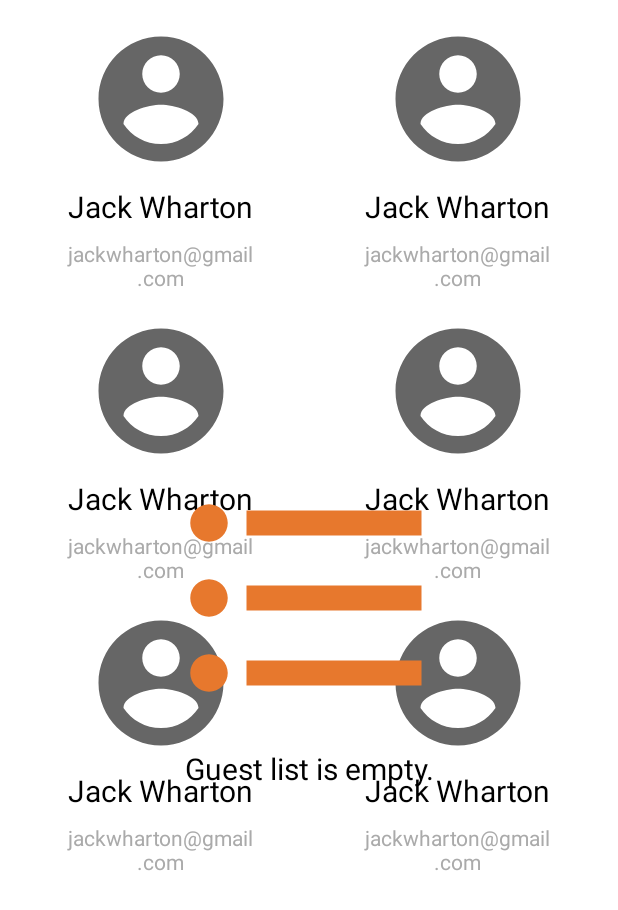
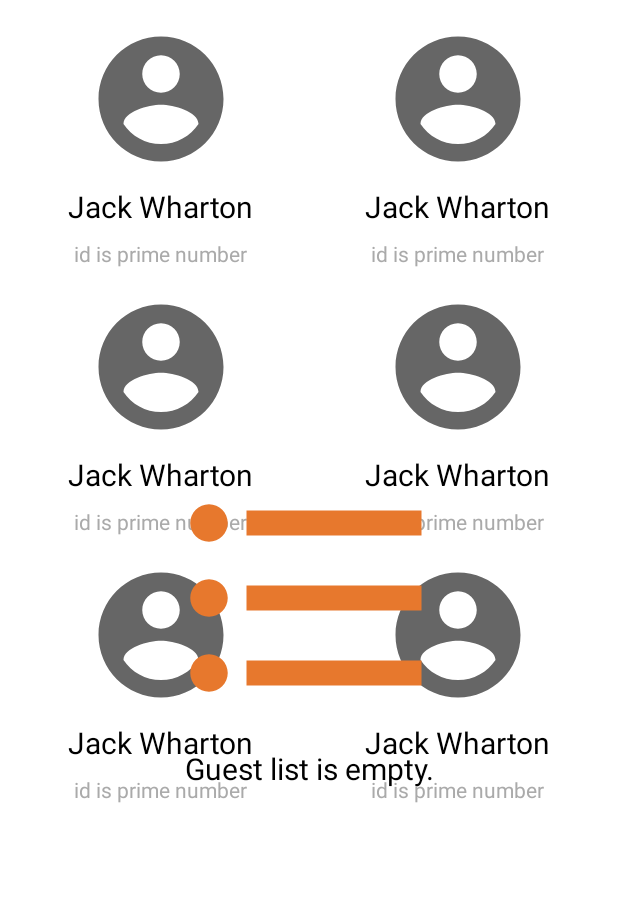
Before and after one commit to rachmanabdau/SuitEvent, an Android app: the layout guest_fragment.xml on its own in the app's theme, with its tools: preview values and no code run, on a phone screen of 412 x 824 dp. Shown: the top 910 px of the screen. Run offline under Robolectric (Android 15) with nearby library versions, the phone set to English and light mode, and no system bars.

Commit message:
Add determine prime number

```diff
--- a/app/src/main/res/layout/guest_fragment.xml
+++ b/app/src/main/res/layout/guest_fragment.xml
@@ -19,7 +19,7 @@
                 android:layout_height="match_parent"
                 android:clipToPadding="false"
                 android:padding="8dp"
-                app:layoutManager="androidx.recyclerview.widget.StaggeredGridLayoutManager"
+                app:layoutManager="androidx.recyclerview.widget.GridLayoutManager"
                 app:spanCount="2"
                 tools:itemCount="9"
                 tools:listitem="@layout/guest_item" />
--- a/app/src/main/res/layout/guest_item.xml
+++ b/app/src/main/res/layout/guest_item.xml
@@ -11,6 +11,10 @@
 
         <variable
             name="fullName"
+            type="String" />
+
+        <variable
+            name="isPrime"
             type="String" />
     </data>
 
@@ -55,11 +59,11 @@
             android:textAlignment="center"
             android:textColor="@android:color/darker_gray"
             android:textSize="14sp"
-            android:text="@{guestData.email}"
+            android:text="@{isPrime}"
             app:layout_constraintEnd_toEndOf="parent"
             app:layout_constraintStart_toStartOf="parent"
             app:layout_constraintTop_toBottomOf="@id/guest_name"
-            tools:text="jackwharton@gmail.com" />
+            tools:text="id is prime number" />
 
     </androidx.constraintlayout.widget.ConstraintLayout>
 </layout>
--- a/app/src/main/res/values/strings.xml
+++ b/app/src/main/res/values/strings.xml
@@ -19,4 +19,6 @@
     <string name="guest_list_is_empty">Guest list is empty.</string>
     <string name="map">Map</string>
     <string name="event_list">Event List</string>
+    <string name="is_prime_number">id is prime number</string>
+    <string name="is_not_prime_number">id is not a prime number.</string>
 </resources>
```
Also changed, not shown: app/src/main/java/com/example/suitevent/guest/GuestAdapter.kt (+24 -0 lines).
